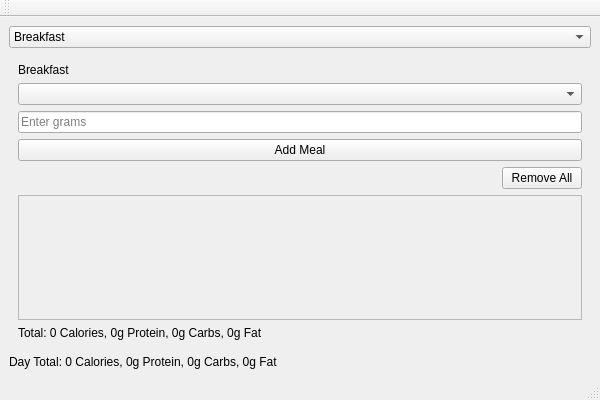
This is GetFit.ui in Fascodes/GetFit as Qt 5 draws it before an edit. The edited form follows.
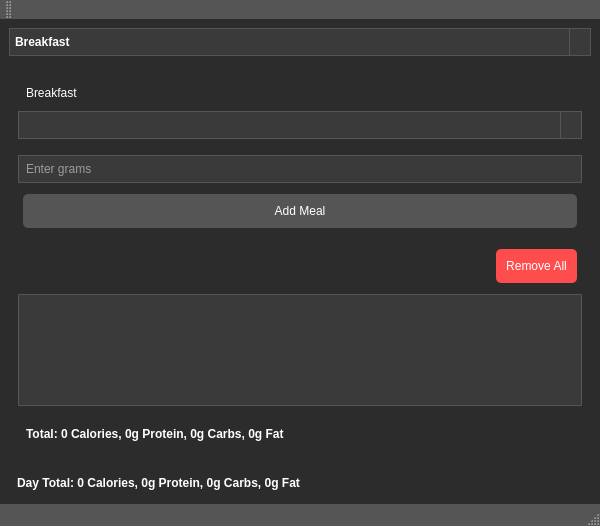
This is the edited form. The open tabs and pages were chosen to show the change.

```diff
--- a/GetFit.ui
+++ b/GetFit.ui
@@ -7,12 +7,198 @@
     <x>0</x>
     <y>0</y>
     <width>600</width>
-    <height>400</height>
+    <height>526</height>
    </rect>
   </property>
   <property name="windowTitle">
    <string>GetFit</string>
   </property>
+  <property name="styleSheet">
+   <string notr="true">QMainWindow {
+    background-color: #2c2c2c;
+    font-family: Arial, sans-serif;
+    font-size: 14px;
+}
+
+QComboBox {
+    background-color: #3a3a3a;
+    border: 1px solid #555555;
+    padding: 5px;
+    color: #ffffff;
+    min-width: 120px;
+}
+
+QComboBox::drop-down {
+    width: 20px;
+    border-left: 1px solid #555555;
+}
+
+QComboBox QAbstractItemView {
+    background-color: #3a3a3a;
+    border: 1px solid #555555;
+    selection-background-color: #555555;
+    color: #ffffff;
+}
+
+QLabel {
+    color: #ffffff;
+    padding: 5px;
+}
+
+QLineEdit {
+    background-color: #3a3a3a;
+    border: 1px solid #555555;
+    padding: 5px;
+    color: #ffffff;
+}
+
+QPushButton {
+    background-color: #555555;
+    color: #ffffff;
+    border: none;
+    padding: 10px;
+    margin: 5px;
+    border-radius: 5px;
+}
+
+QPushButton:hover {
+    background-color: #777777;
+}
+
+QPushButton:pressed {
+    background-color: #999999;
+}
+
+QPushButton#removeAllBreakfast, QPushButton#removeAllLunch, QPushButton#removeAllDinner, QPushButton#removeAllSnack, QPushButton#removeAllSupper {
+    background-color: #ff4d4d;
+    color: #ffffff;
+}
+
+QPushButton#removeAllBreakfast:hover, QPushButton#removeAllLunch:hover, QPushButton#removeAllDinner:hover, QPushButton#removeAllSnack:hover, QPushButton#removeAllSupper:hover {
+    background-color: #e60000;
+}
+
+QPushButton#removeAllBreakfast:pressed, QPushButton#removeAllLunch:pressed, QPushButton#removeAllDinner:pressed, QPushButton#removeAllSnack:pressed, QPushButton#removeAllSupper:pressed {
+    background-color: #b30000;
+}
+
+QScrollArea {
+    border: 1px solid #555555;
+    background-color: #3a3a3a;
+}
+
+QScrollArea QWidget {
+    background-color: #3a3a3a;
+}
+
+QStatusBar {
+    background-color: #555555;
+    color: #ffffff;
+    padding: 5px;
+}
+
+QToolBar {
+    background-color: #555555;
+    border: none;
+    padding: 5px;
+}
+
+QToolBar QToolButton {
+    background-color: #777777;
+    border: 1px solid #555555;
+    padding: 5px;
+    border-radius: 5px;
+    color: #ffffff;
+}
+
+QToolBar QToolButton:hover {
+    background-color: #999999;
+}
+
+QMenuBar {
+    background-color: #555555;
+    color: #ffffff;
+}
+
+QMenuBar::item {
+    background-color: #555555;
+    color: #ffffff;
+    padding: 5px 10px;
+}
+
+QMenuBar::item:selected {
+    background-color: #777777;
+}
+
+QMenu {
+    background-color: #3a3a3a;
+    border: 1px solid #555555;
+    color: #ffffff;
+}
+
+QMenu::item {
+    padding: 5px 10px;
+    color: #ffffff;
+}
+
+QMenu::item:selected {
+    background-color: #777777;
+    color: #ffffff;
+}
+
+QVBoxLayout {
+    padding: 10px;
+}
+
+QLabel#sumLabelDay, QLabel#sumLabelBreakfast, QLabel#sumLabelLunch, QLabel#sumLabelDinner, QLabel#sumLabelSnack, QLabel#sumLabelSupper {
+    font-weight: bold;
+    margin-top: 10px;
+    text-align: right;
+    color: #ffffff;
+}
+
+QComboBox#comboBoxViewSelection {
+    font-weight: bold;
+    margin-bottom: 10px;
+    color: #ffffff;
+}
+
+QComboBox#comboBoxBreakfast, QComboBox#comboBoxLunch, QComboBox#comboBoxDinner, QComboBox#comboBoxSnack, QComboBox#comboBoxSupper {
+    margin-bottom: 10px;
+    color: #ffffff;
+}
+
+QPushButton#addButtonBreakfast, QPushButton#addButtonLunch, QPushButton#addButtonDinner, QPushButton#addButtonSnack, QPushButton#addButtonSupper {
+    margin-bottom: 10px;
+}
+
+QMessageBox, QDialog {
+    background-color: #3a3a3a;
+    color: #ffffff;
+    border: 1px solid #555555;
+}
+
+QMessageBox QLabel, QDialog QLabel {
+    color: #ffffff;
+}
+
+QMessageBox QPushButton, QDialog QPushButton {
+    background-color: #555555;
+    color: #ffffff;
+    border: none;
+    padding: 5px;
+    border-radius: 5px;
+}
+
+QMessageBox QPushButton:hover, QDialog QPushButton:hover {
+    background-color: #777777;
+}
+
+QMessageBox QPushButton:pressed, QDialog QPushButton:pressed {
+    background-color: #999999;
+}
+</string>
+  </property>
   <widget class="QWidget" name="centralWidget">
    <layout class="QVBoxLayout" name="verticalLayout">
     <item>
@@ -92,8 +278,8 @@
             <rect>
              <x>0</x>
              <y>0</y>
-             <width>562</width>
-             <height>108</height>
+             <width>65</width>
+             <height>18</height>
             </rect>
            </property>
            <layout class="QVBoxLayout" name="verticalLayoutScrollAreaBreakfast"/>
```
Left out of the diff: 16 changed lines with no effect on the pictures.
